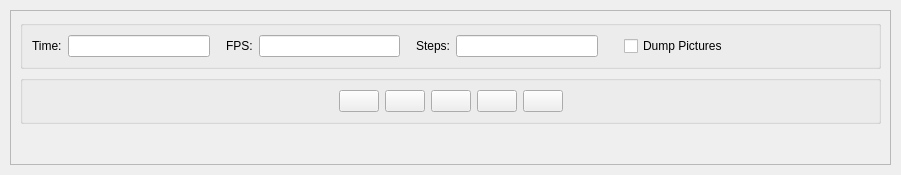
openscad/openscad, file src/gui/Animate.ui: the form before one commit.
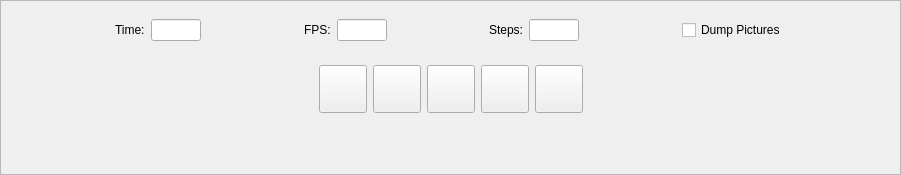
The form after the commit. Icons and pictures are not drawn.

Commit message: Fine tune Animate pane layout.  Fixes #6702.

Patch:
```diff
--- a/src/gui/Animate.ui
+++ b/src/gui/Animate.ui
@@ -33,16 +33,16 @@
     <enum>QLayout::SetDefaultConstraint</enum>
    </property>
    <property name="leftMargin">
-    <number>10</number>
+    <number>0</number>
    </property>
    <property name="topMargin">
-    <number>10</number>
+    <number>0</number>
    </property>
    <property name="rightMargin">
-    <number>10</number>
+    <number>0</number>
    </property>
    <property name="bottomMargin">
-    <number>10</number>
+    <number>0</number>
    </property>
    <item>
     <widget class="QScrollArea" name="scrollArea">
@@ -75,17 +75,30 @@
       </property>
       <layout class="QVBoxLayout" name="verticalLayout_2">
        <item>
-        <widget class="QGroupBox" name="groupBoxParameter">
+        <widget class="QWidget" name="animateParameters">
          <property name="sizePolicy">
           <sizepolicy hsizetype="Preferred" vsizetype="Minimum">
            <horstretch>0</horstretch>
            <verstretch>0</verstretch>
           </sizepolicy>
          </property>
-         <property name="title">
-          <string/>
-         </property>
          <layout class="QHBoxLayout" name="horizontalLayout">
+          <item>
+           <spacer name="horizontalSpacer_1">
+            <property name="orientation">
+             <enum>Qt::Horizontal</enum>
+            </property>
+            <property name="sizeType">
+             <enum>QSizePolicy::Expanding</enum>
+            </property>
+            <property name="sizeHint" stdset="0">
+             <size>
+              <width>0</width>
+              <height>0</height>
+             </size>
+            </property>
+           </spacer>
+          </item>
           <item>
            <widget class="QLabel" name="label_time">
             <property name="text">
@@ -100,22 +113,28 @@
            <widget class="QLineEdit" name="e_tval">
             <property name="minimumSize">
              <size>
-              <width>120</width>
+              <width>50</width>
               <height>0</height>
              </size>
             </property>
+            <property name="maximumSize">
+             <size>
+              <width>50</width>
+              <height>100</height>
+             </size>
+            </property>
             <property name="alignment">
              <set>Qt::AlignRight|Qt::AlignTrailing|Qt::AlignVCenter</set>
             </property>
            </widget>
           </item>
           <item>
-           <spacer name="horizontalSpacer_1">
+           <spacer name="horizontalSpacer_2">
             <property name="orientation">
              <enum>Qt::Horizontal</enum>
             </property>
             <property name="sizeType">
-             <enum>QSizePolicy::Fixed</enum>
+             <enum>QSizePolicy::Expanding</enum>
             </property>
             <property name="sizeHint" stdset="0">
              <size>
@@ -139,22 +158,28 @@
            <widget class="QLineEdit" name="e_fps">
             <property name="minimumSize">
              <size>
-              <width>120</width>
+              <width>30</width>
               <height>0</height>
              </size>
             </property>
+            <property name="maximumSize">
+             <size>
+              <width>50</width>
+              <height>100</height>
+             </size>
+            </property>
             <property name="alignment">
              <set>Qt::AlignRight|Qt::AlignTrailing|Qt::AlignVCenter</set>
             </property>
            </widget>
           </item>
           <item>
-           <spacer name="horizontalSpacer_2">
+           <spacer name="horizontalSpacer_3">
             <property name="orientation">
              <enum>Qt::Horizontal</enum>
             </property>
             <property name="sizeType">
-             <enum>QSizePolicy::Fixed</enum>
+             <enum>QSizePolicy::Expanding</enum>
             </property>
             <property name="sizeHint" stdset="0">
              <size>
@@ -178,22 +203,28 @@
            <widget class="QLineEdit" name="e_fsteps">
             <property name="minimumSize">
              <size>
-              <width>120</width>
+              <width>30</width>
               <height>0</height>
              </size>
             </property>
+            <property name="maximumSize">
+             <size>
+              <width>50</width>
+              <height>100</height>
+             </size>
+            </property>
             <property name="alignment">
              <set>Qt::AlignRight|Qt::AlignTrailing|Qt::AlignVCenter</set>
             </property>
            </widget>
           </item>
           <item>
-           <spacer name="horizontalSpacer_3">
+           <spacer name="horizontalSpacer_4">
             <property name="orientation">
              <enum>Qt::Horizontal</enum>
             </property>
             <property name="sizeType">
-             <enum>QSizePolicy::Fixed</enum>
+             <enum>QSizePolicy::Expanding</enum>
             </property>
             <property name="sizeHint" stdset="0">
              <size>
@@ -211,13 +242,16 @@
            </widget>
           </item>
           <item>
-           <spacer name="horizontalSpacer_4">
+           <spacer name="horizontalSpacer_5">
             <property name="orientation">
              <enum>Qt::Horizontal</enum>
             </property>
+            <property name="sizeType">
+             <enum>QSizePolicy::Expanding</enum>
+            </property>
             <property name="sizeHint" stdset="0">
              <size>
-              <width>40</width>
+              <width>0</width>
               <height>0</height>
              </size>
             </property>
@@ -227,16 +261,13 @@
         </widget>
        </item>
        <item>
-        <widget class="QGroupBox" name="groupBoxButtons">
+        <widget class="QWidget" name="animateButtons">
          <property name="sizePolicy">
           <sizepolicy hsizetype="Preferred" vsizetype="Minimum">
            <horstretch>0</horstretch>
            <verstretch>0</verstretch>
           </sizepolicy>
          </property>
-         <property name="title">
-          <string/>
-         </property>
          <layout class="QHBoxLayout" name="horizontalLayout_2">
           <item>
            <spacer name="horizontalSpacer">
@@ -259,6 +290,18 @@
             <property name="icon">
              <iconset theme="chokusen-vcr-control-start"/>
             </property>
+            <property name="maximumSize">
+             <size>
+              <width>48</width>
+              <height>48</height>
+             </size>
+            </property>
+            <property name="minimumSize">
+             <size>
+              <width>48</width>
+              <height>48</height>
+             </size>
+            </property>
             <property name="iconSize">
              <size>
               <width>32</width>
@@ -275,6 +318,18 @@
             <property name="icon">
              <iconset theme="chokusen-vcr-control-step-back"/>
             </property>
+            <property name="maximumSize">
+             <size>
+              <width>48</width>
+              <height>48</height>
+             </size>
+            </property>
+            <property name="minimumSize">
+             <size>
+              <width>48</width>
+              <height>48</height>
+             </size>
+            </property>
             <property name="iconSize">
              <size>
               <width>32</width>
@@ -291,6 +346,18 @@
             <property name="icon">
              <iconset theme="chokusen-vcr-control-play"/>
             </property>
+            <property name="maximumSize">
+             <size>
+              <width>48</width>
+              <height>48</height>
+             </size>
+            </property>
+            <property name="minimumSize">
+             <size>
+              <width>48</width>
+              <height>48</height>
+             </size>
+            </property>
             <property name="iconSize">
              <size>
               <width>32</width>
@@ -307,6 +374,18 @@
             <property name="icon">
              <iconset theme="chokusen-vcr-control-step-forward"/>
             </property>
+            <property name="maximumSize">
+             <size>
+              <width>48</width>
+              <height>48</height>
+             </size>
+            </property>
+            <property name="minimumSize">
+             <size>
+              <width>48</width>
+              <height>48</height>
+             </size>
+            </property>
             <property name="iconSize">
              <size>
               <width>32</width>
@@ -323,6 +402,18 @@
             <property name="icon">
              <iconset theme="chokusen-vcr-control-end"/>
             </property>
+            <property name="maximumSize">
+             <size>
+              <width>48</width>
+              <height>48</height>
+             </size>
+            </property>
+            <property name="minimumSize">
+             <size>
+              <width>48</width>
+              <height>48</height>
+             </size>
+            </property>
             <property name="iconSize">
              <size>
               <width>32</width>
@@ -335,7 +426,7 @@
            </widget>
           </item>
           <item>
-           <spacer name="horizontalSpacer_5">
+           <spacer name="horizontalSpacer_6">
             <property name="orientation">
              <enum>Qt::Horizontal</enum>
             </property>
```
The commit also changes 1 other file.
